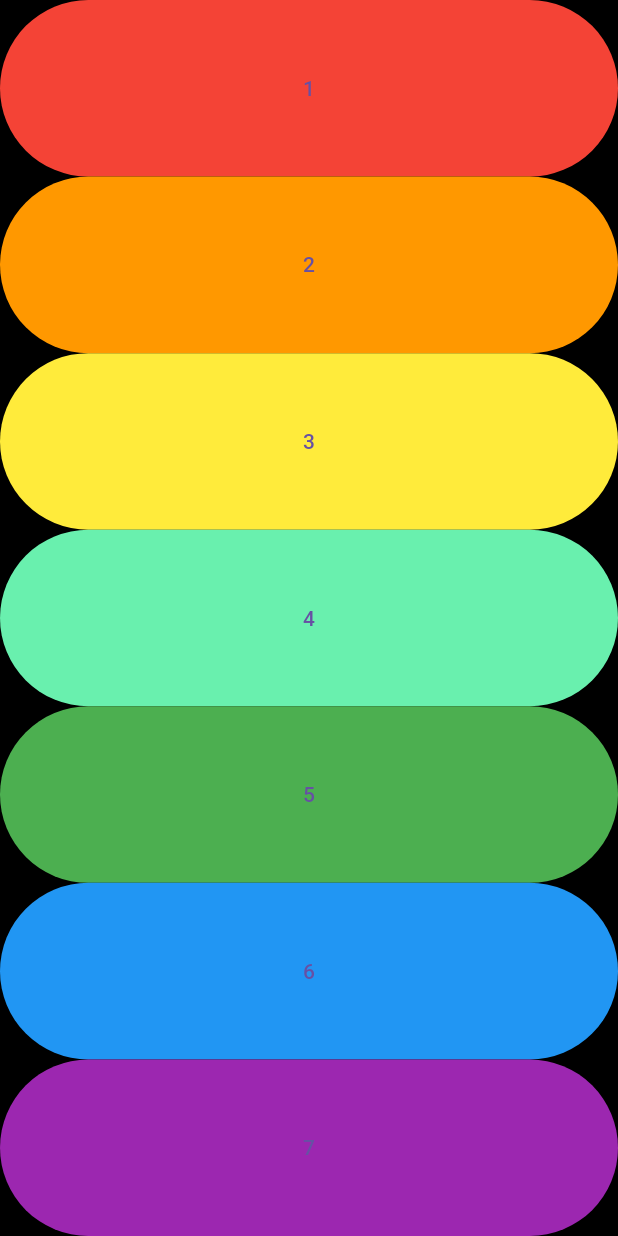
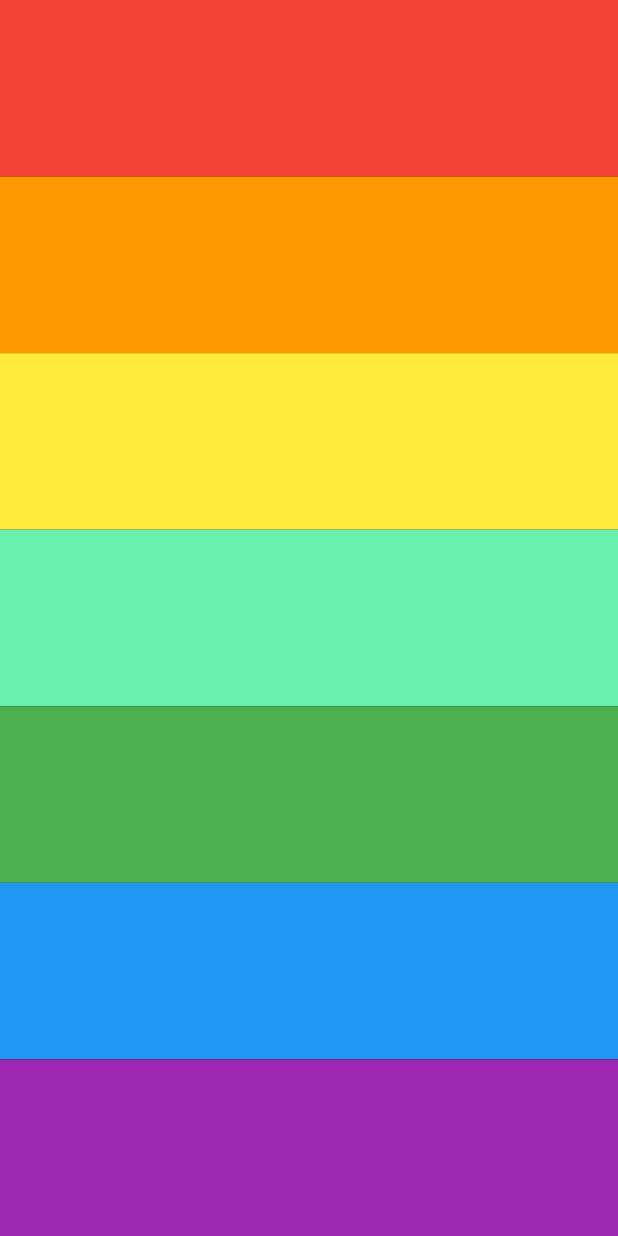
Before and after one commit to dsc-sookmyung/2025-02-Flutter-Study, a Flutter app: the screen it shows after launch, on a phone screen of 412 x 824 dp. Run offline on Flutter 3.47's test engine with Material 3 defaults, Android fonts, the phone set to English and light mode, and no system bars; our stand-ins replace audioplayers.

Commit message:
[송서현] WEEK04 코드 수정

```diff
--- a/members/seohyun/WEEK04/practice/xylophone/lib/main.dart
+++ b/members/seohyun/WEEK04/practice/xylophone/lib/main.dart
@@ -11,14 +11,20 @@ class Xylophone extends StatelessWidget {
     player.play(AssetSource('note$noteNumber.wav'));
   }
 
-  Expanded buildKey({Color color=Colors.white, int noteNumber=1}) {
+  Expanded buildKey({Color color = Colors.white, int noteNumber = 1}) {
     return Expanded(
       child: TextButton(
-          style: ButtonStyle(backgroundColor: WidgetStateProperty.all(color)),
-          onPressed: (){
-            playSound(noteNumber);
-          },
-          child: Text('$noteNumber'),
+        style: TextButton.styleFrom(
+          backgroundColor: color,
+          shape: const RoundedRectangleBorder(borderRadius: BorderRadius.zero),
+          padding: EdgeInsets.zero,
+          minimumSize: Size.zero,
+          tapTargetSize: MaterialTapTargetSize.shrinkWrap,
+        ),
+        onPressed: () {
+          playSound(noteNumber);
+        },
+        child: Container(),
       ),
     );
   }
```
Also changed, not shown: members/seohyun/WEEK04/작동화면.png (added).
